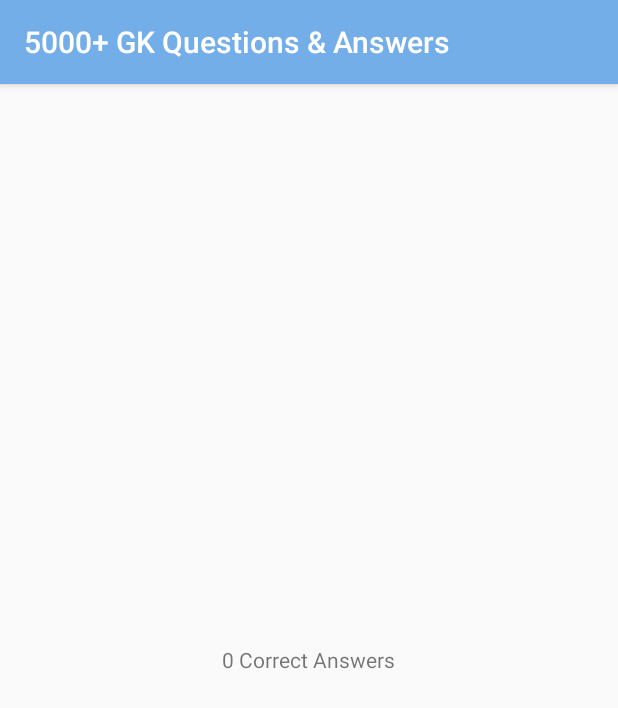
After one commit to sbBhowmik/gk, an Android app: the ScoreActivity screen opened directly, with no data from a screen before it, on a phone screen of 412 x 824 dp. The commit adds this screen. Shown: the top 708 px of the screen. Run offline under Robolectric (Android 15) with nearby library versions, the phone set to English and light mode, and no system bars.

Commit message:
Updated code.

```diff
--- /dev/null
+++ b/app/src/main/java/com/rupik/a5000gkquestionsanswers/ScoreActivity.java
@@ -0,0 +1,21 @@
+package com.rupik.a5000gkquestionsanswers;
+
+import android.content.Intent;
+import android.support.v7.app.AppCompatActivity;
+import android.os.Bundle;
+import android.widget.TextView;
+
+public class ScoreActivity extends AppCompatActivity {
+
+    @Override
+    protected void onCreate(Bundle savedInstanceState) {
+        super.onCreate(savedInstanceState);
+        setContentView(R.layout.activity_score);
+
+        Intent intent = getIntent();
+        int score = intent.getIntExtra("score", 0);
+
+        TextView scoreTextView = (TextView) findViewById(R.id.scoreTextView);
+        scoreTextView.setText(Integer.toString(score)+" Correct Answers");
+    }
+}
--- /dev/null
+++ b/app/src/main/res/layout/activity_score.xml
@@ -0,0 +1,21 @@
+<?xml version="1.0" encoding="utf-8"?>
+<RelativeLayout xmlns:android="http://schemas.android.com/apk/res/android"
+    xmlns:tools="http://schemas.android.com/tools"
+    android:id="@+id/activity_score"
+    android:layout_width="match_parent"
+    android:layout_height="match_parent"
+    android:paddingBottom="@dimen/activity_vertical_margin"
+    android:paddingLeft="@dimen/activity_horizontal_margin"
+    android:paddingRight="@dimen/activity_horizontal_margin"
+    android:paddingTop="@dimen/activity_vertical_margin"
+    tools:context="com.rupik.a5000gkquestionsanswers.ScoreActivity">
+
+    <TextView
+        android:id="@+id/scoreTextView"
+        android:layout_width="wrap_content"
+        android:layout_height="wrap_content"
+        android:layout_centerInParent="true"
+        android:text="15 out of 20"
+        />
+
+</RelativeLayout>
```
Also changed, not shown: app/src/main/AndroidManifest.xml (+43 -40 lines), app/src/main/java/com/rupik/a5000gkquestionsanswers/MCQActivity.java (+23 -0 lines).
